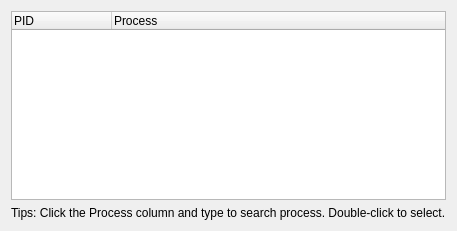
Old version of the form ui/process.ui in the repository allencch/med.
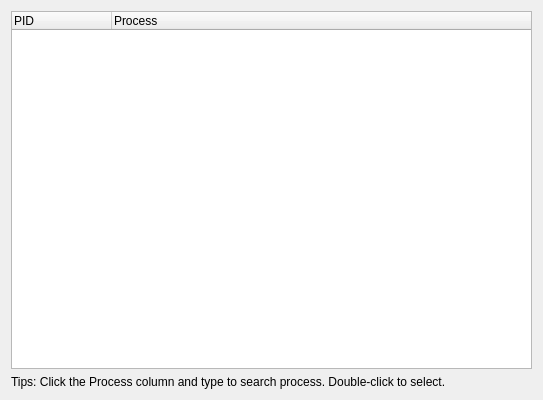
New version of the form.

The edit to the form file:
```diff
--- a/ui/process.ui
+++ b/ui/process.ui
@@ -6,8 +6,8 @@
    <rect>
     <x>0</x>
     <y>0</y>
-    <width>353</width>
-    <height>231</height>
+    <width>543</width>
+    <height>400</height>
    </rect>
   </property>
   <property name="windowTitle">
```
